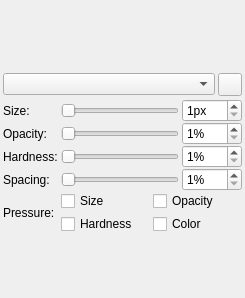
This is src/client/ui/brushsettings.ui in drawpile/Drawpile as Qt 5 draws it before an edit. The edited form follows.
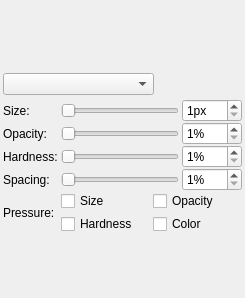
This is the edited form. Icons and pictures are not drawn. Custom widgets are drawn as their Qt base class.

Commit message:
New dab mode button style
Separate toggle buttons for dab modes and Breeze style icons.
The old buttons were very easy to overlook. Hopefully the new design
will make it more apparent that there are clickable buttons here.

```diff
--- a/src/client/ui/brushsettings.ui
+++ b/src/client/ui/brushsettings.ui
@@ -51,7 +51,7 @@
    <item>
     <layout class="QHBoxLayout">
      <property name="spacing">
-      <number>3</number>
+      <number>0</number>
      </property>
      <property name="topMargin">
       <number>3</number>
@@ -67,7 +67,40 @@
       </widget>
      </item>
      <item>
-      <widget class="QToolButton" name="incremental">
+      <spacer name="horizontalSpacer">
+       <property name="orientation">
+        <enum>Qt::Horizontal</enum>
+       </property>
+       <property name="sizeHint" stdset="0">
+        <size>
+         <width>40</width>
+         <height>20</height>
+        </size>
+       </property>
+      </spacer>
+     </item>
+     <item>
+      <widget class="QToolButton" name="paintmodeIndirect">
+       <property name="toolTip">
+        <string>Indirect drawing</string>
+       </property>
+       <property name="icon">
+        <iconset resource="icons/builtin/builtin.qrc">
+         <normaloff>:/icons/builtin/paintmode-indirect.svg</normaloff>:/icons/builtin/paintmode-indirect.svg</iconset>
+       </property>
+       <property name="checkable">
+        <bool>true</bool>
+       </property>
+       <property name="autoExclusive">
+        <bool>true</bool>
+       </property>
+       <property name="autoRaise">
+        <bool>true</bool>
+       </property>
+      </widget>
+     </item>
+     <item>
+      <widget class="QToolButton" name="paintmodeIncremental">
        <property name="toolTip">
         <string>Incremental drawing</string>
        </property>
@@ -78,6 +111,12 @@
        <property name="checkable">
         <bool>true</bool>
        </property>
+       <property name="autoExclusive">
+        <bool>true</bool>
+       </property>
+       <property name="autoRaise">
+        <bool>true</bool>
+       </property>
       </widget>
      </item>
     </layout>
```
Left out of the diff: 6 changed lines with no effect on the pictures. The commit also changes 12 other files.
